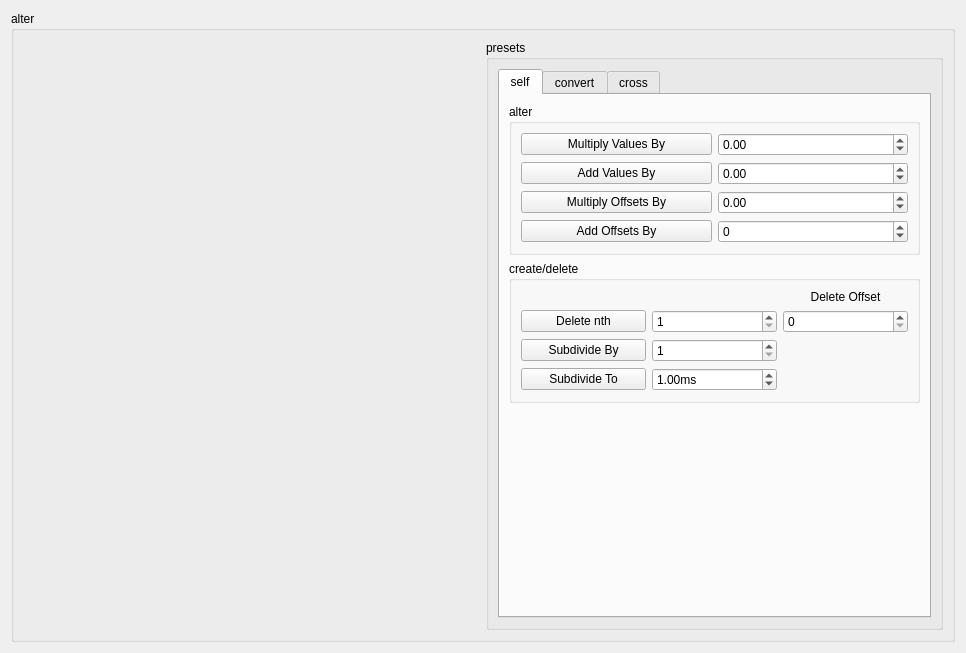
Eve-ning/reamber, file ui/alter.ui: the form before one commit.
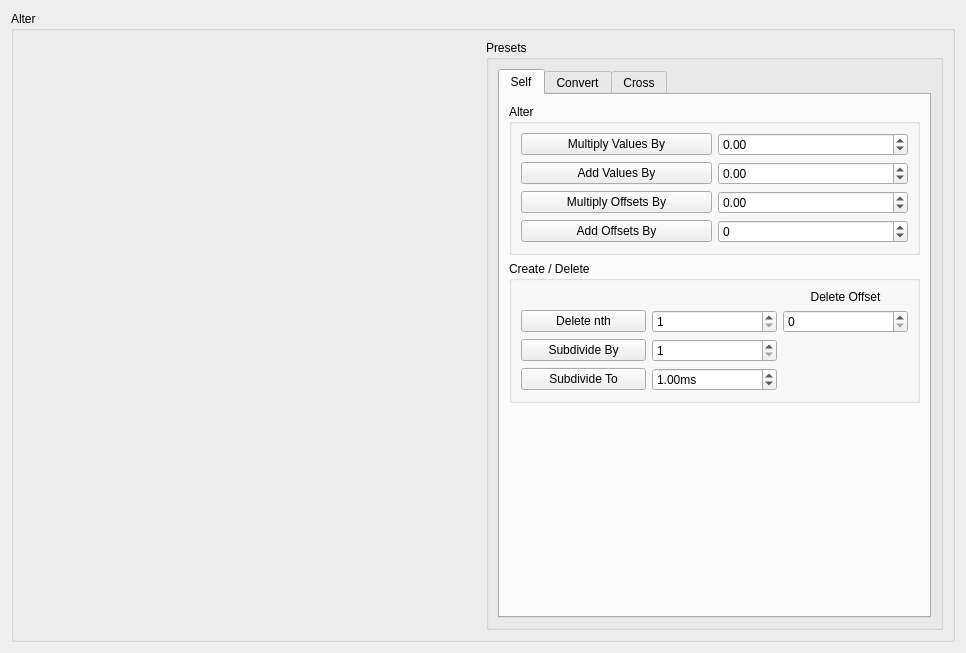
The form after the commit. The open tabs and pages were chosen to show the change. Custom widgets are drawn as their Qt base class.

The edit to the form file:
```diff
--- a/ui/alter.ui
+++ b/ui/alter.ui
@@ -17,7 +17,7 @@
    <item row="0" column="0">
     <widget class="QGroupBox" name="lo">
      <property name="title">
-      <string>alter</string>
+      <string>Alter</string>
      </property>
      <layout class="QGridLayout" name="gridLayout_60">
       <item row="0" column="0">
@@ -30,17 +30,7 @@
         </property>
        </widget>
       </item>
-      <item row="2" column="0">
-       <widget class="OutputTP" name="output" native="true">
-        <property name="sizePolicy">
-         <sizepolicy hsizetype="Expanding" vsizetype="Preferred">
-          <horstretch>0</horstretch>
-          <verstretch>0</verstretch>
-         </sizepolicy>
-        </property>
-       </widget>
-      </item>
-      <item row="0" column="1" rowspan="4">
+      <item row="0" column="1" rowspan="3">
        <widget class="QGroupBox" name="presetLO">
         <property name="sizePolicy">
          <sizepolicy hsizetype="Preferred" vsizetype="Preferred">
@@ -49,7 +39,7 @@
          </sizepolicy>
         </property>
         <property name="title">
-         <string>presets</string>
+         <string>Presets</string>
         </property>
         <layout class="QGridLayout" name="gridLayout_45">
          <item row="0" column="0">
@@ -60,18 +50,24 @@
              <verstretch>0</verstretch>
             </sizepolicy>
            </property>
+           <property name="maximumSize">
+            <size>
+             <width>16777215</width>
+             <height>16777208</height>
+            </size>
+           </property>
            <property name="currentIndex">
             <number>2</number>
            </property>
            <widget class="QWidget" name="self">
             <attribute name="title">
-             <string>self</string>
+             <string>Self</string>
             </attribute>
             <layout class="QGridLayout" name="gridLayout_55">
              <item row="0" column="0">
               <widget class="QGroupBox" name="selfLO1">
                <property name="title">
-                <string>alter</string>
+                <string>Alter</string>
                </property>
                <layout class="QGridLayout" name="gridLayout_54">
                 <item row="0" column="0">
@@ -158,7 +154,7 @@
              <item row="1" column="0">
               <widget class="QGroupBox" name="selfLO2">
                <property name="title">
-                <string>create/delete</string>
+                <string>Create / Delete</string>
                </property>
                <layout class="QGridLayout" name="gridLayout_49">
                 <item row="3" column="1">
@@ -241,7 +237,7 @@
            </widget>
            <widget class="QWidget" name="convert">
             <attribute name="title">
-             <string>convert</string>
+             <string>Convert</string>
             </attribute>
             <layout class="QGridLayout" name="gridLayout_56">
              <item row="0" column="0">
@@ -306,7 +302,7 @@
            </widget>
            <widget class="QWidget" name="cross">
             <attribute name="title">
-             <string>cross</string>
+             <string>Cross</string>
             </attribute>
             <layout class="QGridLayout" name="gridLayout_58">
              <item row="0" column="0">
@@ -372,6 +368,16 @@
         </property>
        </widget>
       </item>
+      <item row="2" column="0">
+       <widget class="OutputTP" name="output" native="true">
+        <property name="sizePolicy">
+         <sizepolicy hsizetype="Expanding" vsizetype="Preferred">
+          <horstretch>0</horstretch>
+          <verstretch>0</verstretch>
+         </sizepolicy>
+        </property>
+       </widget>
+      </item>
      </layout>
     </widget>
    </item>
```
Left out of the diff: 12 changed lines with no effect on the pictures.
